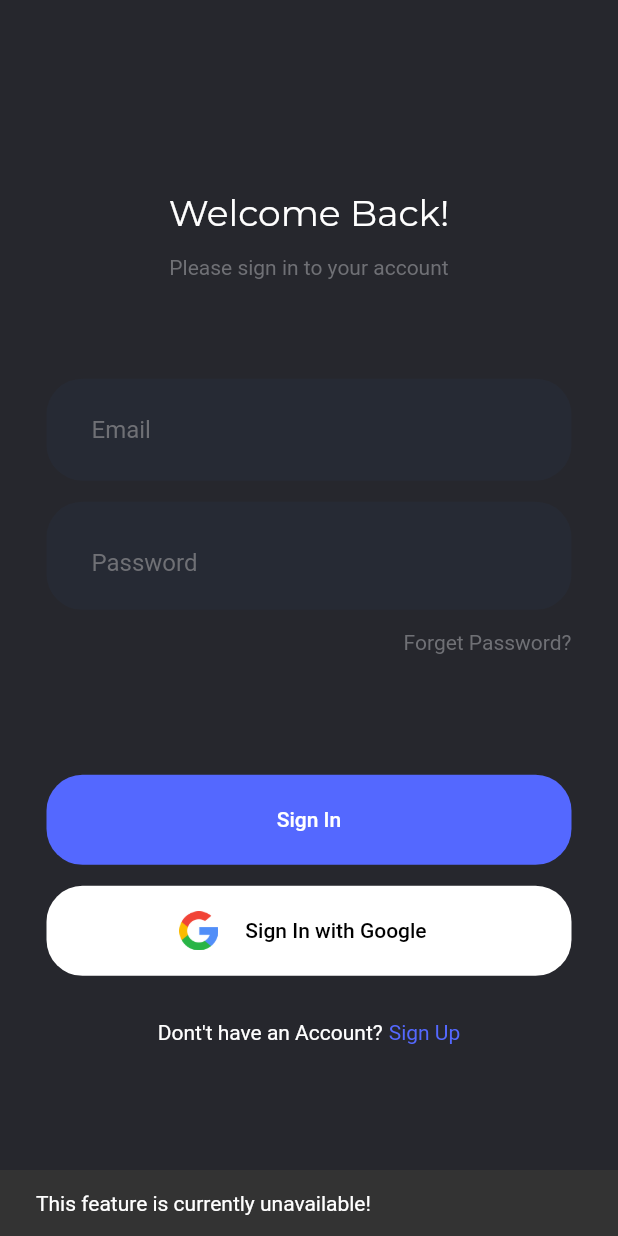
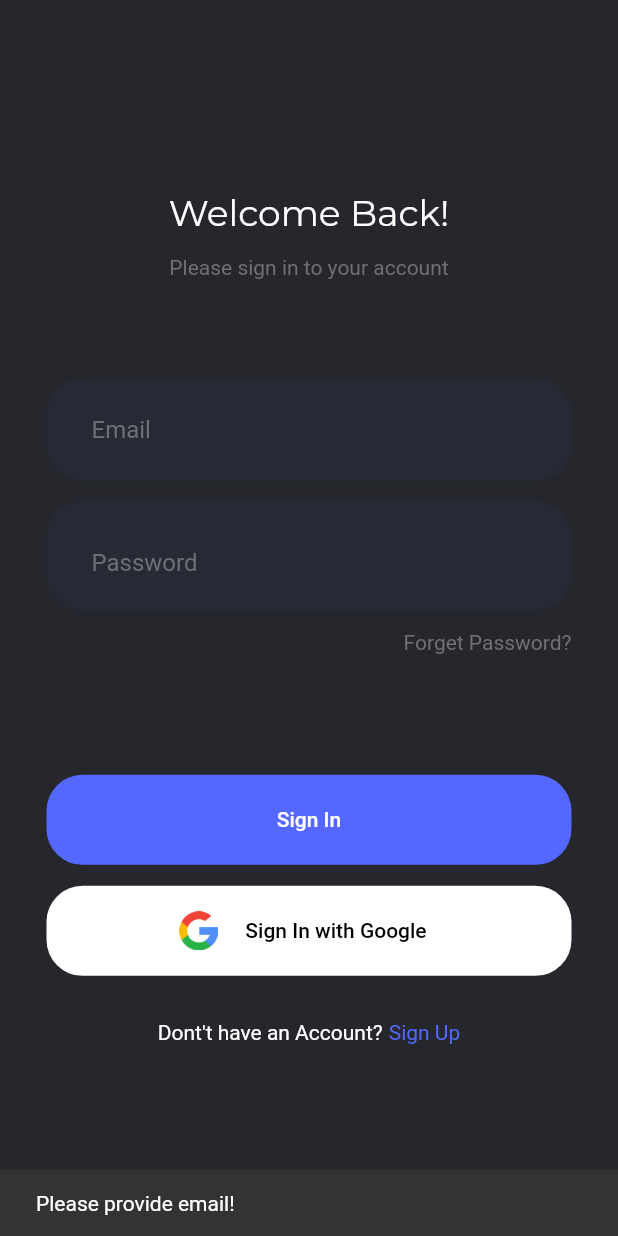
Before and after one commit to roshanpaturkar/the_three_broomsticks, a Flutter app: the LoginScreen screen opened by its route, after a tap on "Forget Password?", on a phone screen of 412 x 824 dp. Run offline on Flutter 3.47's test engine with Material 2 defaults, Android fonts, the phone set to English and light mode, and no system bars; our stand-ins replace cloud_firestore, firebase_auth, firebase_core, flutter_spinkit, google_fonts; missing offline and left inert: move_to_background; accounts and stored records are empty.

Commit message:
forget password method added

```diff
--- a/lib/screens/login_screen.dart
+++ b/lib/screens/login_screen.dart
@@ -20,6 +20,7 @@ class LoginScreen extends StatefulWidget {
 class _LoginScreenState extends State<LoginScreen> {
   bool _isHidden = true;
   bool startBouncer = false;
+  bool startForgetPasswordBouncer = false;
   final emailFieldController = TextEditingController();
   final passwordFieldController = TextEditingController();
 
@@ -73,6 +74,46 @@ class _LoginScreenState extends State<LoginScreen> {
     } else {
       ScaffoldMessenger.of(context).showSnackBar(
         showSnackBar('Please provide email and password!'),
+      );
+    }
+  }
+
+  Future<void> forgetPassword(BuildContext context) async {
+    if (email != '') {
+      try {
+        setState(() {
+          startForgetPasswordBouncer = true;
+        });
+
+        await FirebaseAuth.instance.sendPasswordResetEmail(email: email.trim());
+
+        setState(() {
+          startForgetPasswordBouncer = false;
+        });
+
+        ScaffoldMessenger.of(context).showSnackBar(
+          showSnackBar('Password reset link sent to you email.'),
+        );
+      } on FirebaseAuthException catch (e) {
+        setState(() {
+          startForgetPasswordBouncer = false;
+        });
+
+        print(e);
+
+        if (e.code == 'user-not-found') {
+          ScaffoldMessenger.of(context).showSnackBar(
+            showSnackBar('No user found for that email.'),
+          );
+        } else if (e.code == 'invalid-email') {
+          ScaffoldMessenger.of(context).showSnackBar(
+            showSnackBar('Email address is not valid.'),
+          );
+        }
+      }
+    } else {
+      ScaffoldMessenger.of(context).showSnackBar(
+        showSnackBar('Please provide email!'),
       );
     }
   }
@@ -204,14 +245,16 @@ class _LoginScreenState extends State<LoginScreen> {
                   ),
                   GestureDetector(
                     onTap: () {
-                      ScaffoldMessenger.of(context).showSnackBar(
-                        showSnackBar('This feature is currently unavailable!'),
-                      );
-                      // Navigator.pushNamed(context, ForgetPassword.id);
+                      forgetPassword(context);
                     },
                     child: Container(
                       width: 350,
-                      child: const Text(
+                      child: startForgetPasswordBouncer
+                          ? const SpinKitDoubleBounce(
+                              color: Colors.white,
+                              size: 30.0,
+                            )
+                          : const Text(
                               'Forget Password?',
                               textAlign: TextAlign.right,
                               style: TextStyle(
```
Also changed, not shown: 1 other file. Lines whose indentation alone changed are shown as unchanged.
